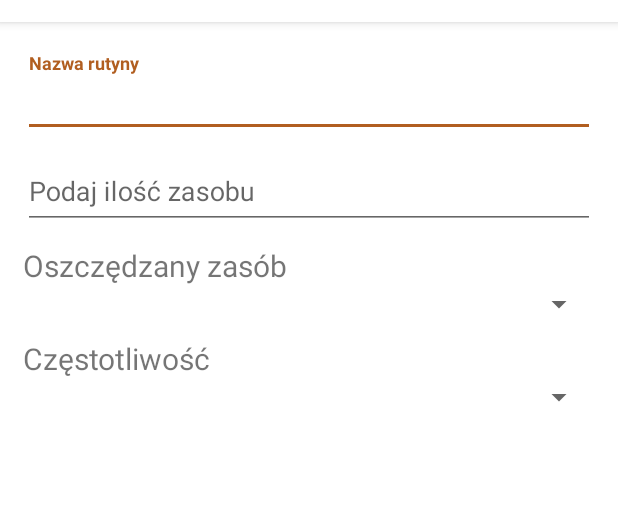
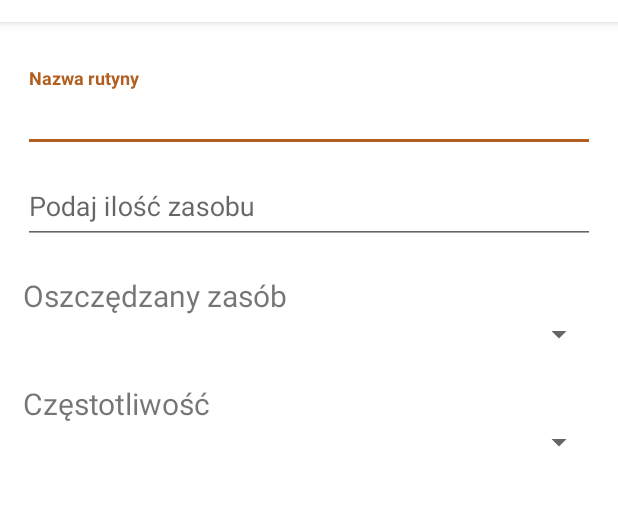
Before and after one commit to ZbigniewTomanek/awareWolf, an Android app: the CreateRoutineActivity screen opened directly, with no data from a screen before it, on a phone screen of 412 x 824 dp, the part 62-568 px from its top. Run offline under Robolectric (Android 15) with nearby library versions, the phone set to English and light mode, and no system bars; libraries missing offline, so code that uses them is left out: org.jetbrains.anko; 1 statement that could not run was skipped.

Commit message:
Final apps version

```diff
--- a/app/src/main/res/layout/activity_create_routine.xml
+++ b/app/src/main/res/layout/activity_create_routine.xml
@@ -13,7 +13,7 @@
                 android:id="@+id/routine_title"
                 android:layout_width="match_parent"
                 android:layout_height="wrap_content"
-                android:layout_marginTop="5dp">
+                android:layout_marginTop="15dp">
 
             <EditText
                     android:id="@+id/et_routine_title"
@@ -31,7 +31,7 @@
                 android:id="@+id/routine_amount"
                 android:layout_width="match_parent"
                 android:layout_height="wrap_content"
-                android:layout_marginBottom="5dp"
+                android:layout_marginBottom="15dp"
                 android:layout_marginTop="5dp">
 
             <EditText
@@ -48,7 +48,7 @@
                 android:layout_width="match_parent"
                 android:layout_height="wrap_content"
                 android:orientation="vertical"
-                android:layout_marginBottom="5dp"
+                android:layout_marginBottom="15dp"
                 android:layout_marginTop="5dp">
 
             <TextView android:layout_width="wrap_content"
```
